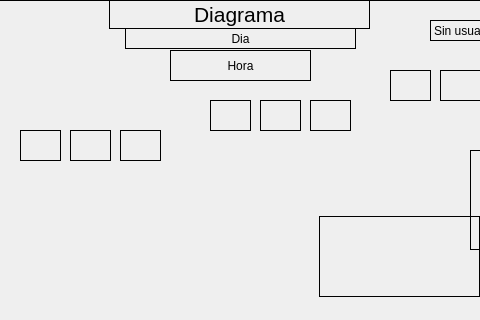
Qt form asa_application/mainwindow.ui (razulued/qt_application) before a commit; both pictures show x 150 to 630 and y 0 to 320 of the 800 by 600 pixel window.
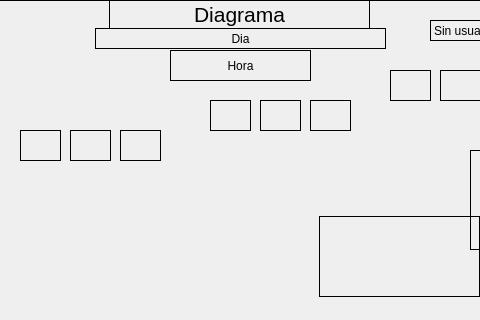
The same form after that commit. Icons and pictures are not drawn.

Patch:
```diff
--- a/asa_application/mainwindow.ui
+++ b/asa_application/mainwindow.ui
@@ -1311,9 +1311,9 @@
    <widget class="QLabel" name="label_dia">
     <property name="geometry">
      <rect>
-      <x>275</x>
+      <x>245</x>
       <y>28</y>
-      <width>231</width>
+      <width>291</width>
       <height>21</height>
      </rect>
     </property>
```
